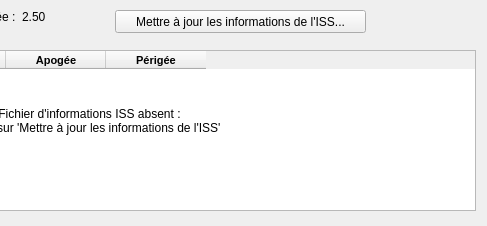
mconsidine/previsat_archive, file src/interface/onglets/donnees/informationsiss.ui: the form before one commit; both pictures show x 305 to 792 and y 0 to 226 of the 792 by 226 pixel window.
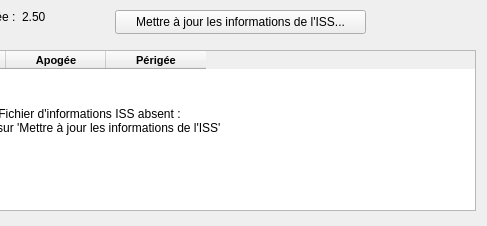
The form after the commit.

```diff
--- a/src/interface/onglets/donnees/informationsiss.ui
+++ b/src/interface/onglets/donnees/informationsiss.ui
@@ -114,7 +114,7 @@
      <x>420</x>
      <y>10</y>
      <width>251</width>
-     <height>23</height>
+     <height>24</height>
     </rect>
    </property>
    <property name="text">
```
